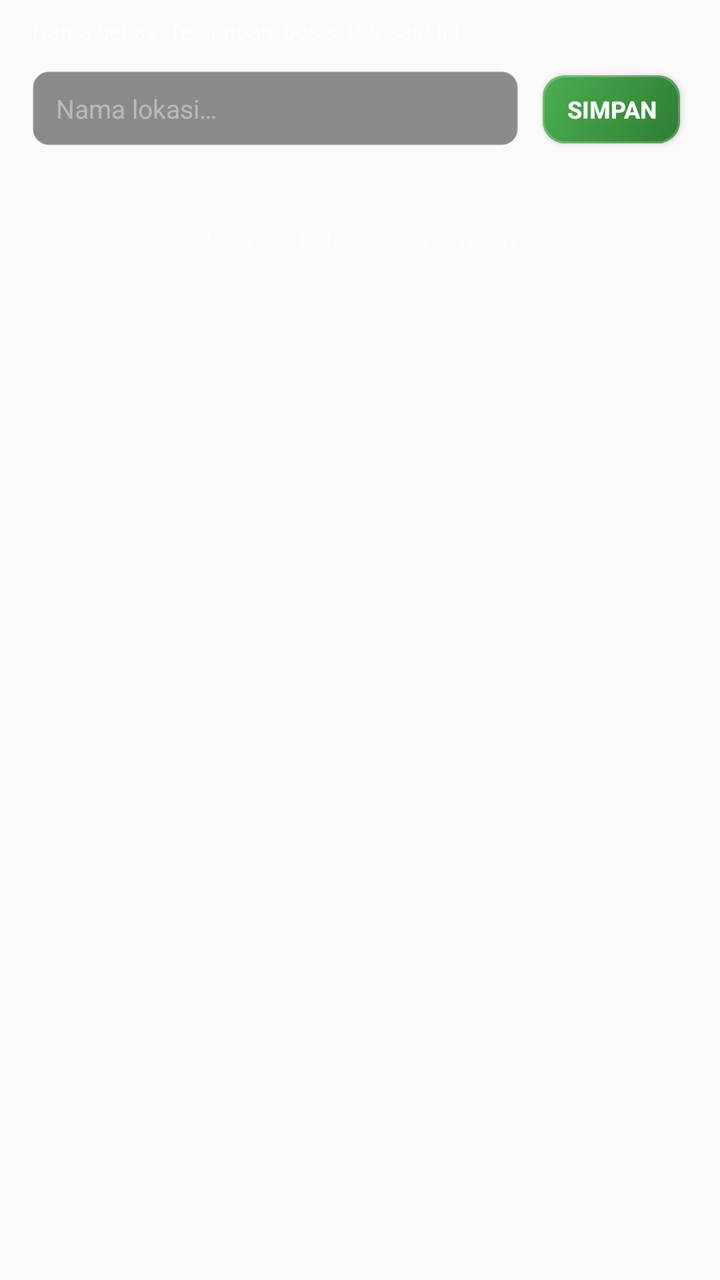
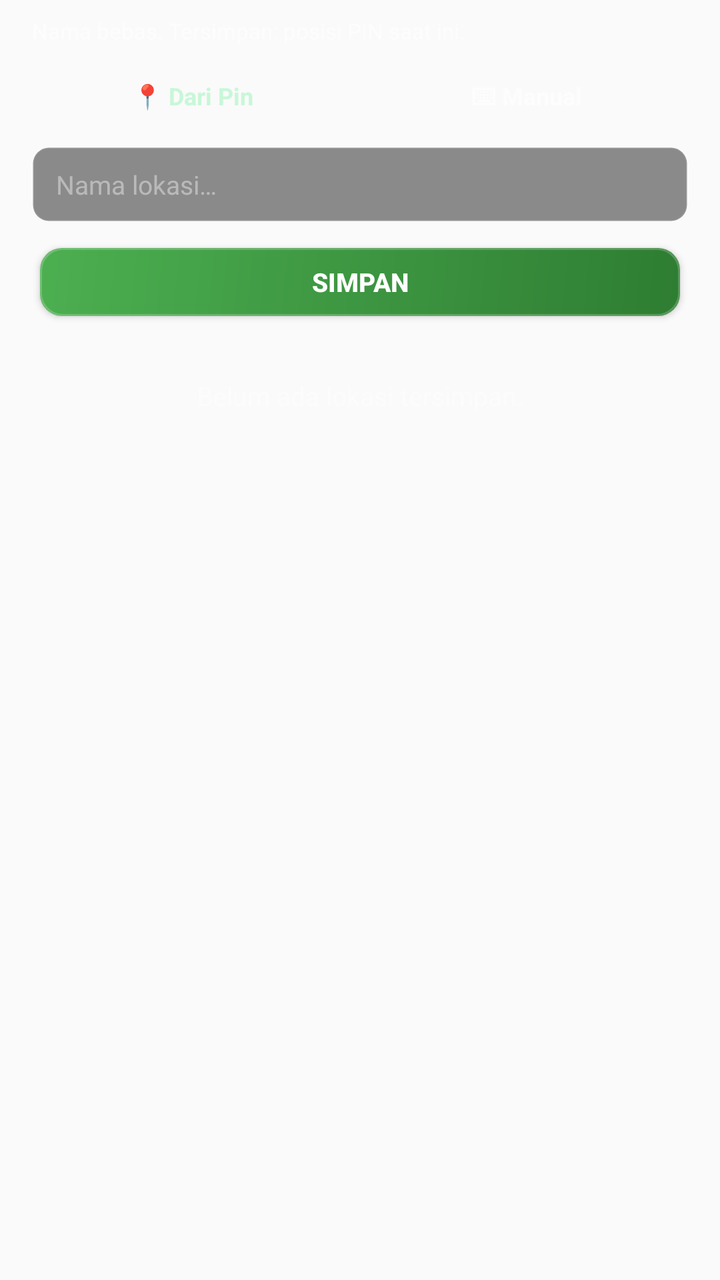

An Android layout rendered at two revisions. The XML below is the earlier revision; the diff shows what the commit changed to produce the second picture.
<!-- AndroidManifest.xml: application theme Theme.AYA -->
<!-- res/layout/dialog_favorites.xml -->
<?xml version="1.0" encoding="utf-8"?>
<LinearLayout xmlns:android="http://schemas.android.com/apk/res/android"
    android:layout_width="match_parent"
    android:layout_height="wrap_content"
    android:orientation="vertical"
    android:padding="8dp">

    <TextView
        android:id="@+id/fav_hint"
        android:layout_width="match_parent"
        android:layout_height="wrap_content"
        android:paddingHorizontal="8dp"
        android:textColor="#99FFFFFF"
        android:textSize="11sp"
        android:text="Nama bebas. Tersimpan: posisi PIN saat ini." />

    <LinearLayout
        android:layout_width="match_parent"
        android:layout_height="wrap_content"
        android:orientation="horizontal"
        android:padding="8dp">

        <EditText
            android:id="@+id/fav_name"
            android:layout_width="0dp"
            android:layout_height="wrap_content"
            android:layout_weight="1"
            android:background="@drawable/bg_coord_chip"
            android:paddingHorizontal="12dp"
            android:paddingVertical="10dp"
            android:hint="Nama lokasi…"
            android:maxLength="40"
            android:inputType="text"
            android:textColor="@color/label_text"
            android:textColorHint="#66FFFFFF"
            android:textSize="13sp" />

        <Button
            android:id="@+id/fav_add"
            android:layout_width="wrap_content"
            android:layout_height="wrap_content"
            android:layout_marginStart="8dp"
            android:background="@drawable/bg_play_green_touch"
            android:minWidth="0dp"
            android:paddingHorizontal="16dp"
            android:textColor="#FFFFFF"
            android:textStyle="bold"
            android:textSize="12sp"
            android:text="SIMPAN" />
    </LinearLayout>

    <TextView
        android:id="@+id/fav_empty"
        android:layout_width="match_parent"
        android:layout_height="wrap_content"
        android:padding="24dp"
        android:gravity="center"
        android:textColor="#66FFFFFF"
        android:textSize="13sp"
        android:text="Belum ada lokasi tersimpan." />

    <ScrollView
        android:id="@+id/fav_scroll"
        android:layout_width="match_parent"
        android:layout_height="wrap_content"
        android:maxHeight="320dp">

        <LinearLayout
            android:id="@+id/fav_list"
            android:layout_width="match_parent"
            android:layout_height="wrap_content"
            android:orientation="vertical" />
    </ScrollView>
</LinearLayout>
<!-- resources referenced by this layout -->
<resources>
  <color name="label_text">#D9FFFFFF</color>
  <!-- drawable bg_coord_chip (drawable) -->
  <shape xmlns:android="http://schemas.android.com/apk/res/android">
      <corners android:radius="8dp" />
      <solid android:color="@color/chip_coord_bg" />
      <stroke android:width="1dp" android:color="@color/chip_coord_stroke" />
  </shape>
  <!-- drawable bg_play_green_touch (drawable) -->
  <layer-list xmlns:android="http://schemas.android.com/apk/res/android">
      <item android:left="4dp" android:right="4dp" android:top="7dp" android:bottom="7dp">
          <shape>
              <corners android:radius="11dp" />
              <gradient android:angle="315"
                  android:startColor="@color/play_green_start"
                  android:endColor="@color/play_green_end" />
          </shape>
      </item>
      <item android:left="4dp" android:right="4dp" android:top="7dp" android:bottom="7dp">
          <shape>
              <corners android:radius="11dp" />
              <stroke android:width="1dp" android:color="@color/play_stroke" />
          </shape>
      </item>
  </layer-list>
  <style name="Theme.AYA" parent="Theme.AppCompat.Light.NoActionBar" />
  <color name="chip_coord_bg">#73000000</color>
  <color name="chip_coord_stroke">#1FFFFFFF</color>
  <color name="play_green_start">#4CAF50</color>
  <color name="play_green_end">#2E7D32</color>
  <color name="play_stroke">#33FFFFFF</color>
</resources>

<!-- the commit's change to res/layout/dialog_favorites.xml (unified diff, before → after) -->
@@ -14,40 +14,118 @@
         android:textSize="11sp"
         android:text="Nama bebas. Tersimpan: posisi PIN saat ini." />
 
+    
     <LinearLayout
         android:layout_width="match_parent"
         android:layout_height="wrap_content"
         android:orientation="horizontal"
         android:padding="8dp">
 
-        <EditText
-            android:id="@+id/fav_name"
+        <TextView
+            android:id="@+id/mode_pin"
             android:layout_width="0dp"
             android:layout_height="wrap_content"
             android:layout_weight="1"
+            android:gravity="center"
+            android:padding="9dp"
+            android:background="@drawable/bg_mode_on"
+            android:textColor="#C8F7D8"
+            android:textSize="12sp"
+            android:textStyle="bold"
+            android:text="📍 Dari Pin" />
+
+        <Space android:layout_width="6dp" android:layout_height="1dp" />
+
+        <TextView
+            android:id="@+id/mode_manual"
+            android:layout_width="0dp"
+            android:layout_height="wrap_content"
+            android:layout_weight="1"
+            android:gravity="center"
+            android:padding="9dp"
+            android:background="@drawable/bg_mode_off"
+            android:textColor="#99FFFFFF"
+            android:textSize="12sp"
+            android:textStyle="bold"
+            android:text="⌨ Manual" />
+    </LinearLayout>
+
+    <EditText
+        android:id="@+id/fav_name"
+        android:layout_width="match_parent"
+        android:layout_height="wrap_content"
+        android:layout_marginHorizontal="8dp"
+        android:background="@drawable/bg_coord_chip"
+        android:paddingHorizontal="12dp"
+        android:paddingVertical="10dp"
+        android:hint="Nama lokasi…"
+        android:maxLength="40"
+        android:inputType="text"
+        android:textColor="@color/label_text"
+        android:textColorHint="#66FFFFFF"
+        android:textSize="13sp" />
+
+    
+    <LinearLayout
+        android:id="@+id/latlng_row"
+        android:layout_width="match_parent"
+        android:layout_height="wrap_content"
+        android:orientation="vertical"
+        android:layout_marginHorizontal="8dp"
+        android:layout_marginTop="8dp"
+        android:visibility="gone">
+
+        <EditText
+            android:id="@+id/in_lat"
+            android:layout_width="match_parent"
+            android:layout_height="wrap_content"
             android:background="@drawable/bg_coord_chip"
             android:paddingHorizontal="12dp"
             android:paddingVertical="10dp"
-            android:hint="Nama lokasi…"
-            android:maxLength="40"
-            android:inputType="text"
+            android:hint="Latitude (contoh: -6.2166)"
+            android:inputType="numberDecimal|numberSigned"
+            android:fontFamily="monospace"
             android:textColor="@color/label_text"
             android:textColorHint="#66FFFFFF"
             android:textSize="13sp" />
 
-        <Button
-            android:id="@+id/fav_add"
-            android:layout_width="wrap_content"
+        <EditText
+            android:id="@+id/in_lng"
+            android:layout_width="match_parent"
             android:layout_height="wrap_content"
-            android:layout_marginStart="8dp"
-            android:background="@drawable/bg_play_green_touch"
-            android:minWidth="0dp"
-            android:paddingHorizontal="16dp"
-            android:textColor="#FFFFFF"
-            android:textStyle="bold"
-            android:textSize="12sp"
-            android:text="SIMPAN" />
+            android:layout_marginTop="8dp"
+            android:background="@drawable/bg_coord_chip"
+            android:paddingHorizontal="12dp"
+            android:paddingVertical="10dp"
+            android:hint="Longitude (contoh: 106.8491)"
+            android:inputType="numberDecimal|numberSigned"
+            android:fontFamily="monospace"
+            android:textColor="@color/label_text"
+            android:textColorHint="#66FFFFFF"
+            android:textSize="13sp" />
     </LinearLayout>
+
+    <TextView
+        android:id="@+id/fav_err"
+        android:layout_width="match_parent"
+        android:layout_height="wrap_content"
+        android:layout_marginHorizontal="8dp"
+        android:layout_marginTop="4dp"
+        android:textColor="#FF8A80"
+        android:textSize="10sp"
+        android:visibility="gone" />
+
+    <Button
+        android:id="@+id/fav_add"
+        android:layout_width="match_parent"
+        android:layout_height="wrap_content"
+        android:layout_marginHorizontal="8dp"
+        android:layout_marginTop="6dp"
+        android:background="@drawable/bg_play_green_touch"
+        android:textColor="#FFFFFF"
+        android:textStyle="bold"
+        android:textSize="13sp"
+        android:text="SIMPAN" />
 
     <TextView
         android:id="@+id/fav_empty"
